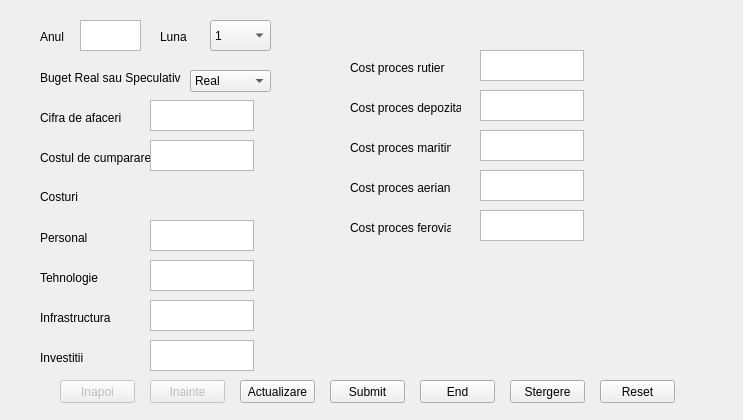
Old version of the form ProjPOO/buget.ui in the repository fictionalKarma/benchmark-tests.
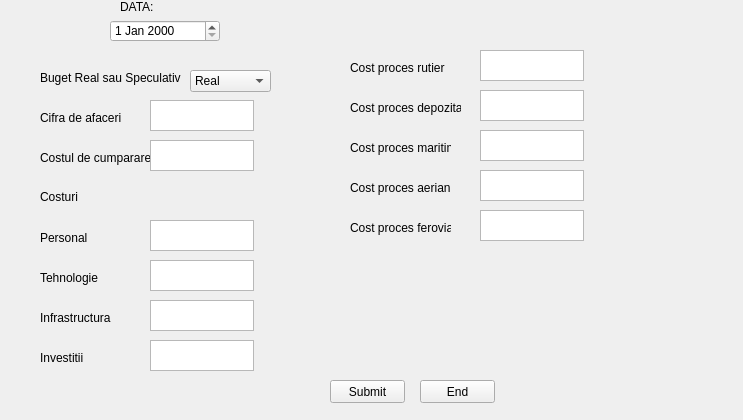
New version of the form.

Patch:
```diff
--- a/ProjPOO/buget.ui
+++ b/ProjPOO/buget.ui
@@ -39,19 +39,6 @@
     <string>End</string>
    </property>
   </widget>
-  <widget class="QLabel" name="label">
-   <property name="geometry">
-    <rect>
-     <x>40</x>
-     <y>30</y>
-     <width>47</width>
-     <height>13</height>
-    </rect>
-   </property>
-   <property name="text">
-    <string>Anul</string>
-   </property>
-  </widget>
   <widget class="QLabel" name="label_2">
    <property name="geometry">
     <rect>
@@ -156,16 +143,6 @@
     <string>Investitii</string>
    </property>
   </widget>
-  <widget class="QTextEdit" name="textEdit">
-   <property name="geometry">
-    <rect>
-     <x>80</x>
-     <y>20</y>
-     <width>61</width>
-     <height>31</height>
-    </rect>
-   </property>
-  </widget>
   <widget class="QComboBox" name="comboBox">
    <property name="geometry">
     <rect>
@@ -246,89 +223,6 @@
     </rect>
    </property>
   </widget>
-  <widget class="QLabel" name="label_10">
-   <property name="geometry">
-    <rect>
-     <x>160</x>
-     <y>30</y>
-     <width>47</width>
-     <height>13</height>
-    </rect>
-   </property>
-   <property name="text">
-    <string>Luna</string>
-   </property>
-  </widget>
-  <widget class="QComboBox" name="comboBox_2">
-   <property name="geometry">
-    <rect>
-     <x>210</x>
-     <y>20</y>
-     <width>61</width>
-     <height>31</height>
-    </rect>
-   </property>
-   <item>
-    <property name="text">
-     <string>1</string>
-    </property>
-   </item>
-   <item>
-    <property name="text">
-     <string>2</string>
-    </property>
-   </item>
-   <item>
-    <property name="text">
-     <string>3</string>
-    </property>
-   </item>
-   <item>
-    <property name="text">
-     <string>4</string>
-    </property>
-   </item>
-   <item>
-    <property name="text">
-     <string>5</string>
-    </property>
-   </item>
-   <item>
-    <property name="text">
-     <string>6</string>
-    </property>
-   </item>
-   <item>
-    <property name="text">
-     <string>7</string>
-    </property>
-   </item>
-   <item>
-    <property name="text">
-     <string>8</string>
-    </property>
-   </item>
-   <item>
-    <property name="text">
-     <string>9</string>
-    </property>
-   </item>
-   <item>
-    <property name="text">
-     <string>10</string>
-    </property>
-   </item>
-   <item>
-    <property name="text">
-     <string>11</string>
-    </property>
-   </item>
-   <item>
-    <property name="text">
-     <string>12</string>
-    </property>
-   </item>
-  </widget>
   <widget class="QLabel" name="label_11">
    <property name="geometry">
     <rect>
@@ -444,75 +338,27 @@
     </rect>
    </property>
   </widget>
-  <widget class="QPushButton" name="pushButton_3">
-   <property name="enabled">
-    <bool>false</bool>
-   </property>
+  <widget class="QLabel" name="label">
    <property name="geometry">
     <rect>
-     <x>60</x>
-     <y>380</y>
-     <width>75</width>
-     <height>23</height>
+     <x>120</x>
+     <y>0</y>
+     <width>47</width>
+     <height>13</height>
     </rect>
    </property>
    <property name="text">
-    <string>Inapoi</string>
+    <string>DATA:</string>
    </property>
   </widget>
-  <widget class="QPushButton" name="pushButton_4">
-   <property name="enabled">
-    <bool>false</bool>
-   </property>
+  <widget class="QDateEdit" name="dateEdit">
    <property name="geometry">
     <rect>
-     <x>150</x>
-     <y>380</y>
-     <width>75</width>
-     <height>23</height>
+     <x>110</x>
+     <y>20</y>
+     <width>110</width>
+     <height>22</height>
     </rect>
-   </property>
-   <property name="text">
-    <string>Inainte</string>
-   </property>
-  </widget>
-  <widget class="QPushButton" name="pushButton_5">
-   <property name="geometry">
-    <rect>
-     <x>240</x>
-     <y>380</y>
-     <width>75</width>
-     <height>23</height>
-    </rect>
-   </property>
-   <property name="text">
-    <string>Actualizare</string>
-   </property>
-  </widget>
-  <widget class="QPushButton" name="pushButton_7">
-   <property name="geometry">
-    <rect>
-     <x>510</x>
-     <y>380</y>
-     <width>75</width>
-     <height>23</height>
-    </rect>
-   </property>
-   <property name="text">
-    <string>Stergere</string>
-   </property>
-  </widget>
-  <widget class="QPushButton" name="pushButton_8">
-   <property name="geometry">
-    <rect>
-     <x>600</x>
-     <y>380</y>
-     <width>75</width>
-     <height>23</height>
-    </rect>
-   </property>
-   <property name="text">
-    <string>Reset</string>
    </property>
   </widget>
  </widget>
```
